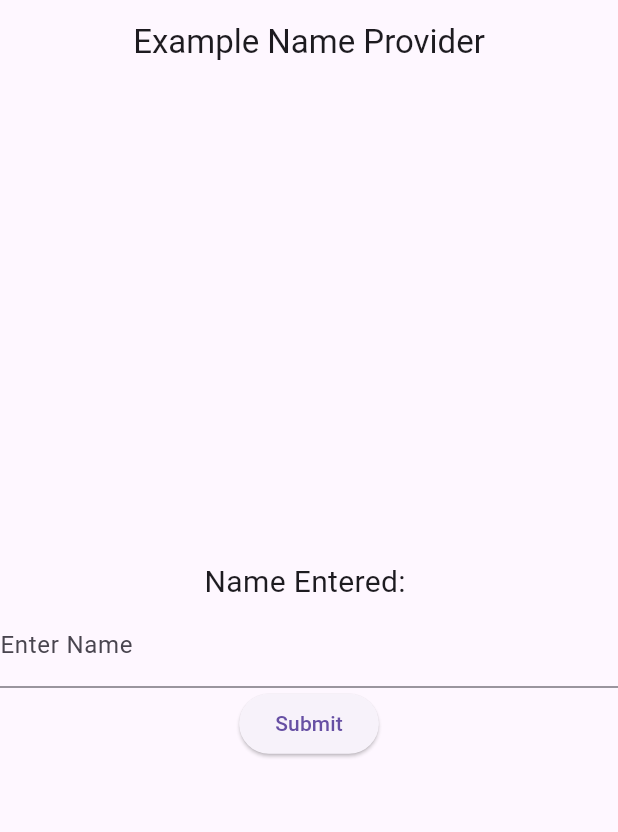
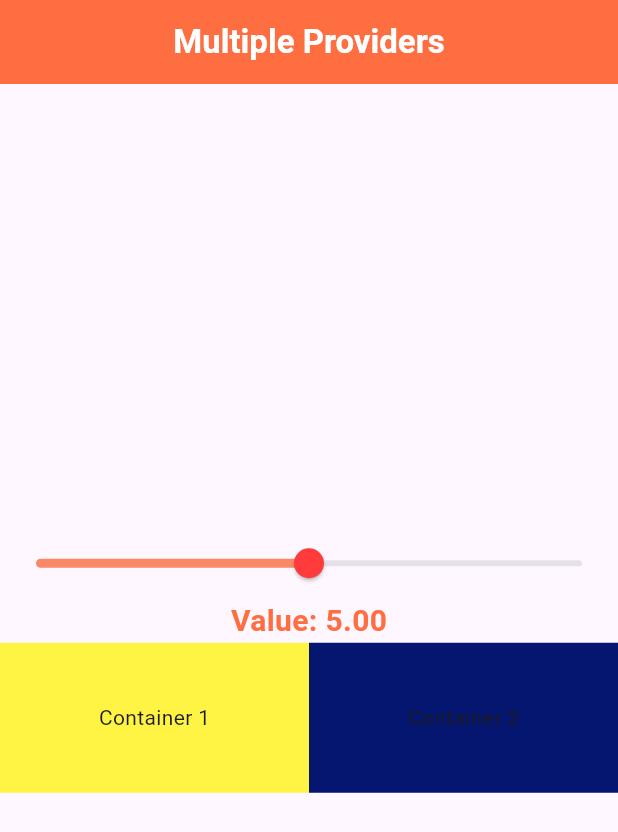
Before and after one commit to Labeebkhan/providerpractice, a Flutter app: the screen it shows after launch, on a phone screen of 412 x 824 dp. Shown: the top 832 px of the screen. Run offline on Flutter 3.47's test engine with Material 3 defaults, Android fonts, the phone set to English and light mode, and no system bars.

Commit message:
Mulitple Provider Practice DOne

```diff
--- a/lib/main.dart
+++ b/lib/main.dart
@@ -1,5 +1,11 @@
 import 'package:flutter/material.dart';
 import 'package:provider/provider.dart';
+import 'package:providerpractice/provider/counter.dart';
+import 'package:providerpractice/screen/example.dart';
+import 'package:providerpractice/provider/examplepro.dart';
+import 'package:providerpractice/screen/example.dart';
+// import 'package:providerpractice/screen/todoscr.dart';
+// import 'package:providerpractice/provider/todopro.dart';
 import 'screen/name.dart';
 import 'provider/name.dart';
 // import 'provider/counter.dart';
@@ -10,18 +16,51 @@ void main() {
   runApp(const MyApp());
 }
 
-//NAME provider_example
+//example of Provider with Slider Widget
 class MyApp extends StatelessWidget {
   const MyApp({super.key});
 
   @override
   Widget build(BuildContext context) {
-    return ChangeNotifierProvider(
-      create: (_) => NameState(),
-      child: const MaterialApp(debugShowCheckedModeBanner: false, home: Name()),
+    return MultiProvider(
+      providers: [
+        ChangeNotifierProvider(create: (_) => MyAppState()),
+        ChangeNotifierProvider(create: (_) => NameState()),
+        ChangeNotifierProvider(
+          create: (_) => Examplepro(),
+        ), // ExamplePro is the Class name for Provider
+        // Add more providers here
+      ],
+      child: MaterialApp(debugShowCheckedModeBanner: false, home: Sliders()),
     );
   }
 }
+
+//Todo List Provider Example
+// class MyApp extends StatelessWidget {
+//   const MyApp({super.key});
+
+//   @override
+//   Widget build(BuildContext context) {
+//     return ChangeNotifierProvider(
+//       create: (_) => Todopro(), // Todopro is the Class name for Provider
+//       child: MaterialApp(debugShowCheckedModeBanner: false, home: TodoApp()),
+//     );
+//   }
+// }
+
+//NAME provider_example
+// class MyApp extends StatelessWidget {
+//   const MyApp({super.key});
+
+//   @override
+//   Widget build(BuildContext context) {
+//     return ChangeNotifierProvider(
+//       create: (_) => NameState(),
+//       child: const MaterialApp(debugShowCheckedModeBanner: false, home: Name()),
+//     );
+//   }
+// }
 
 // Counter APP PROVIDER EXAMPLE
 // class MyApp extends StatelessWidget {
--- /dev/null
+++ b/lib/provider/examplepro.dart
@@ -0,0 +1,11 @@
+import 'package:flutter/material.dart';
+
+class Examplepro extends ChangeNotifier {
+  double _value = 5.0;
+  double get value => _value; // Getter to access the value to be used in the UI
+
+  void setValue(double valuenw) {
+    _value = valuenw;
+    notifyListeners();
+  }
+}
--- /dev/null
+++ b/lib/screen/example.dart
@@ -0,0 +1,96 @@
+import 'package:flutter/material.dart';
+import 'package:provider/provider.dart';
+import 'package:providerpractice/provider/examplepro.dart';
+
+class Sliders extends StatefulWidget {
+  const Sliders({super.key});
+
+  @override
+  State<Sliders> createState() => _SlidersState();
+}
+
+class _SlidersState extends State<Sliders> {
+  @override
+  Widget build(BuildContext context) {
+    return Scaffold(
+      appBar: AppBar(
+        backgroundColor: Colors.deepOrangeAccent,
+        title: const Center(
+          child: Text(
+            'Multiple Providers',
+            style: TextStyle(
+              color: Colors.white,
+              fontSize: 22,
+              fontWeight: FontWeight.bold,
+            ),
+          ),
+        ),
+      ),
+      body: Column(
+        mainAxisAlignment: MainAxisAlignment.center,
+        children: [
+          // ✅ Slider with Consumer<Examplepro>
+          Consumer<Examplepro>(
+            builder:
+                (context, value, child) => Slider(
+                  activeColor: const Color.fromARGB(255, 249, 136, 102),
+                  thumbColor: const Color.fromARGB(255, 255, 59, 59),
+                  value: value.value, // ✅ Use value from Consumer
+                  min: 0,
+                  max: 10,
+                  onChanged: (valuenw) {
+                    value.setValue(valuenw); // ✅ Clean and reactive
+                  },
+                ),
+          ),
+
+          // ✅ Text with Consumer<Examplepro>
+          Consumer<Examplepro>(
+            builder:
+                (context, value, child) => Text(
+                  'Value: ${value.value.toStringAsFixed(2)}',
+                  style: const TextStyle(
+                    fontSize: 20,
+                    fontWeight: FontWeight.bold,
+                    color: Colors.deepOrangeAccent,
+                  ),
+                ),
+          ),
+
+          // ✅ Row of Containers
+          Row(
+            children: [
+              // First Container
+              Consumer<Examplepro>(
+                builder:
+                    (context, value, child) => Expanded(
+                      child: Container(
+                        height: 100,
+                        decoration: BoxDecoration(
+                          color: Color.fromRGBO(255, 244, 67, value.value),
+                        ),
+                        child: const Center(child: Text('Container 1')),
+                      ),
+                    ),
+              ),
+
+              // Second Container
+              Consumer<Examplepro>(
+                builder:
+                    (context, value, child) => Expanded(
+                      child: Container(
+                        height: 100,
+                        decoration: BoxDecoration(
+                          color: Color.fromRGBO(4, 22, 111, value.value),
+                        ),
+                        child: const Center(child: Text('Container 2')),
+                      ),
+                    ),
+              ),
+            ],
+          ),
+        ],
+      ),
+    );
+  }
+}
```
Also changed, not shown: lib/provider/todopro.dart (added, +10 -0 lines), lib/screen/todoscr.dart (added, +57 -0 lines).
